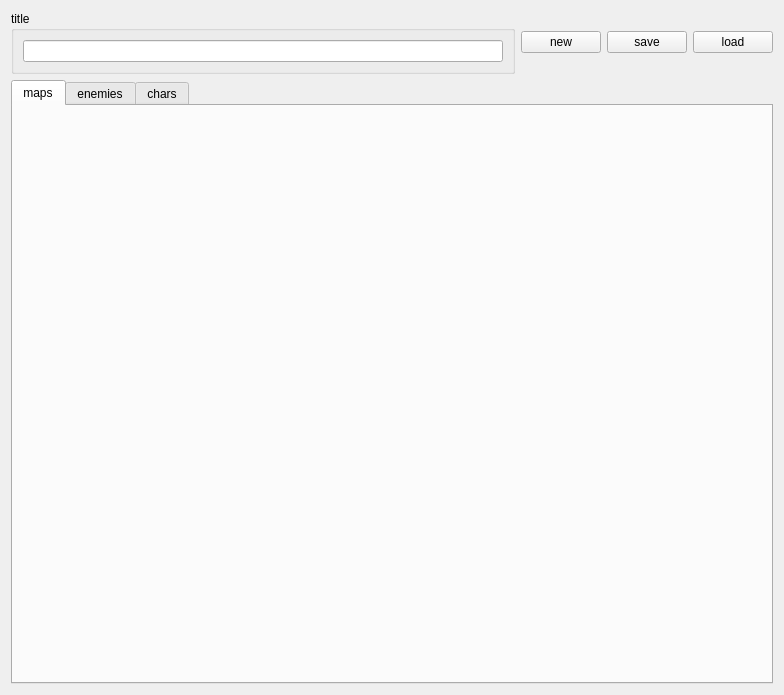
Before: the Qt Designer form qt/edit_campaign.ui in akirahinoshiro/dnd_master, drawn with Qt 5.
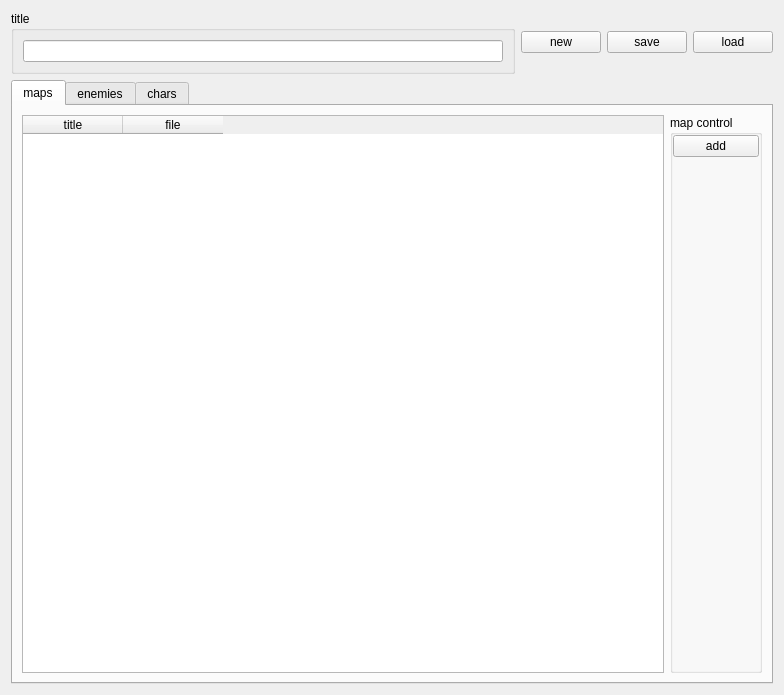
After: the same form once the commit is applied. The open tabs and pages were chosen to show the change.

```diff
--- a/qt/edit_campaign.ui
+++ b/qt/edit_campaign.ui
@@ -62,7 +62,73 @@
       </attribute>
       <layout class="QGridLayout" name="gridLayout_5">
        <item row="0" column="0">
-        <layout class="QGridLayout" name="gridLayout_4"/>
+        <layout class="QGridLayout" name="gridLayout_4">
+         <item row="0" column="1">
+          <widget class="QGroupBox" name="groupBox_2">
+           <property name="title">
+            <string>map control</string>
+           </property>
+           <layout class="QGridLayout" name="gridLayout_11">
+            <property name="leftMargin">
+             <number>0</number>
+            </property>
+            <property name="topMargin">
+             <number>0</number>
+            </property>
+            <property name="rightMargin">
+             <number>0</number>
+            </property>
+            <property name="bottomMargin">
+             <number>0</number>
+            </property>
+            <property name="spacing">
+             <number>0</number>
+            </property>
+            <item row="0" column="0">
+             <layout class="QGridLayout" name="gridLayout_10">
+              <property name="spacing">
+               <number>0</number>
+              </property>
+              <item row="1" column="1">
+               <spacer name="verticalSpacer">
+                <property name="orientation">
+                 <enum>Qt::Vertical</enum>
+                </property>
+                <property name="sizeHint" stdset="0">
+                 <size>
+                  <width>20</width>
+                  <height>40</height>
+                 </size>
+                </property>
+               </spacer>
+              </item>
+              <item row="0" column="1">
+               <widget class="QPushButton" name="addMapBtn">
+                <property name="text">
+                 <string>add</string>
+                </property>
+               </widget>
+              </item>
+             </layout>
+            </item>
+           </layout>
+          </widget>
+         </item>
+         <item row="0" column="0">
+          <widget class="QTableWidget" name="mapsWidget">
+           <column>
+            <property name="text">
+             <string>title</string>
+            </property>
+           </column>
+           <column>
+            <property name="text">
+             <string>file</string>
+            </property>
+           </column>
+          </widget>
+         </item>
+        </layout>
        </item>
       </layout>
      </widget>
```
Left out of the diff: 2 changed lines with no effect on the pictures.
